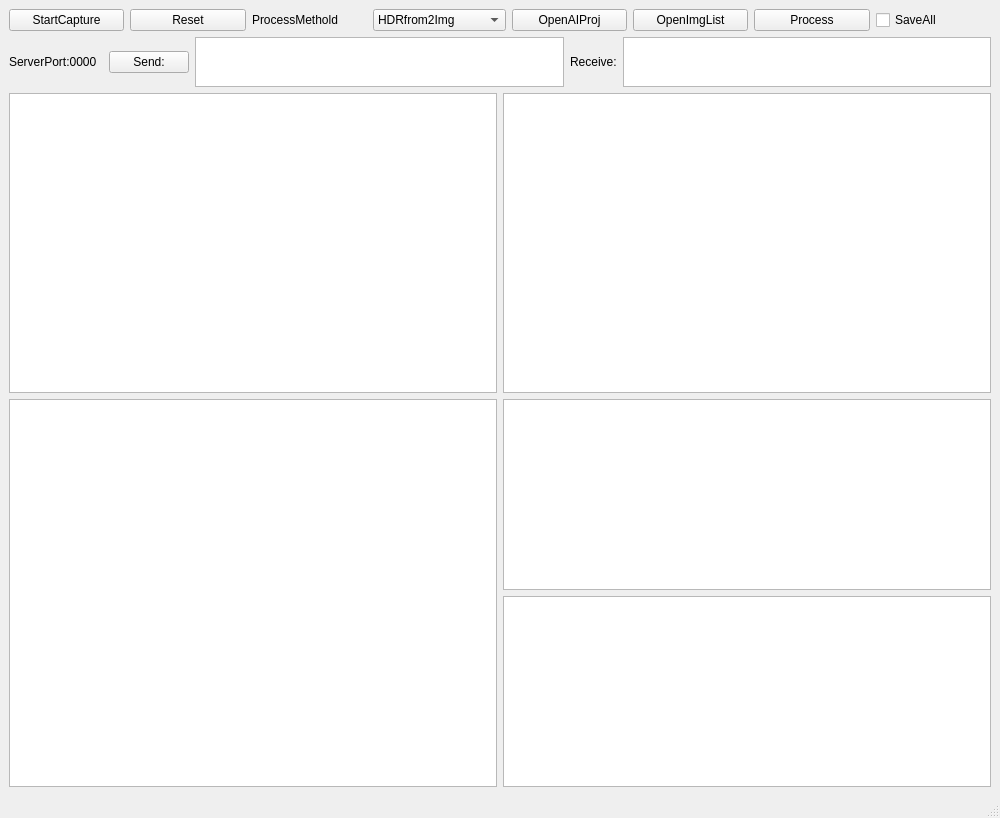
Qt form mainwindow.ui (InnosSomtaaw/RK3588_camTest) before a commit.
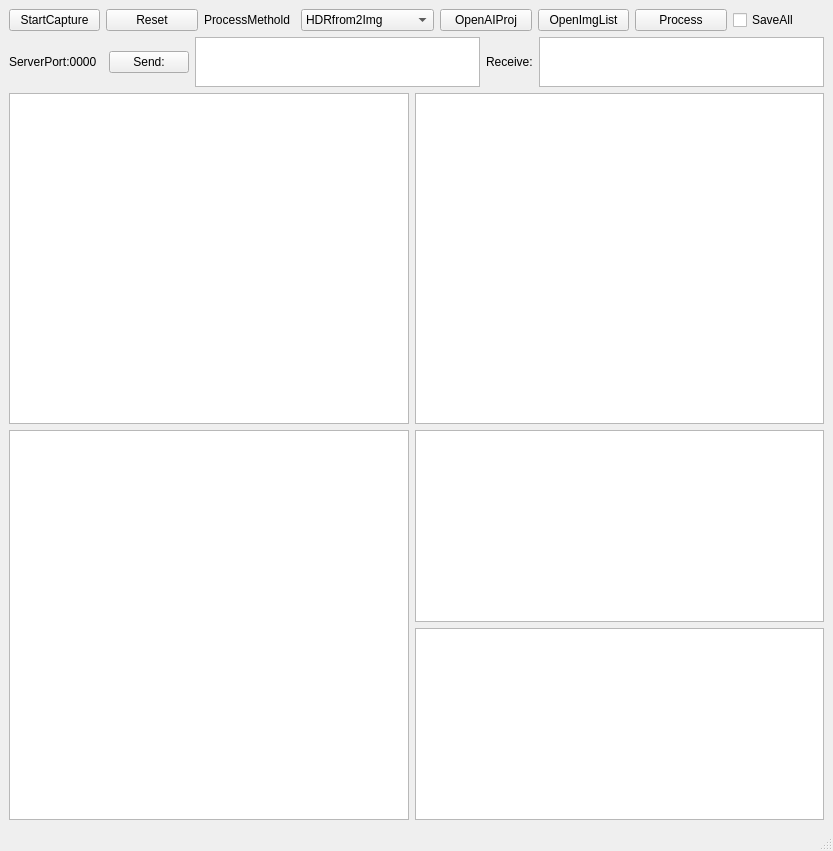
The same form after that commit. Custom widgets are drawn as their Qt base class.

```diff
--- a/mainwindow.ui
+++ b/mainwindow.ui
@@ -6,10 +6,16 @@
    <rect>
     <x>0</x>
     <y>0</y>
-    <width>1000</width>
-    <height>818</height>
+    <width>833</width>
+    <height>851</height>
    </rect>
   </property>
+  <property name="sizePolicy">
+   <sizepolicy hsizetype="Minimum" vsizetype="Minimum">
+    <horstretch>0</horstretch>
+    <verstretch>0</verstretch>
+   </sizepolicy>
+  </property>
   <property name="font">
    <font>
     <family>Arial</family>
@@ -19,8 +25,8 @@
    <string>CV_Test</string>
   </property>
   <widget class="QWidget" name="centralwidget">
-   <layout class="QVBoxLayout" name="verticalLayout_2">
-    <item>
+   <layout class="QGridLayout" name="gridLayout_2">
+    <item row="0" column="0">
      <layout class="QHBoxLayout" name="horizontalLayout">
       <item>
        <widget class="QPushButton" name="buttonStartCapture">
@@ -134,7 +140,7 @@
       </item>
      </layout>
     </item>
-    <item>
+    <item row="1" column="0">
      <layout class="QHBoxLayout" name="horizontalLayout_2">
       <item>
        <widget class="QLabel" name="labelServerPort">
@@ -182,7 +188,7 @@
       </item>
      </layout>
     </item>
-    <item>
+    <item row="2" column="0">
      <layout class="QGridLayout" name="gridLayout">
       <item row="1" column="1">
        <layout class="QVBoxLayout" name="verticalLayout">
@@ -235,7 +241,7 @@
       <item row="1" column="0">
        <widget class="PictureView" name="imagebox3">
         <property name="sizePolicy">
-         <sizepolicy hsizetype="Expanding" vsizetype="Expanding">
+         <sizepolicy hsizetype="Minimum" vsizetype="Minimum">
           <horstretch>0</horstretch>
           <verstretch>0</verstretch>
          </sizepolicy>
@@ -272,7 +278,7 @@
       <item row="0" column="1">
        <widget class="PictureView" name="imagebox2">
         <property name="sizePolicy">
-         <sizepolicy hsizetype="Expanding" vsizetype="Expanding">
+         <sizepolicy hsizetype="Minimum" vsizetype="Minimum">
           <horstretch>0</horstretch>
           <verstretch>0</verstretch>
          </sizepolicy>
@@ -309,7 +315,7 @@
       <item row="0" column="0">
        <widget class="PictureView" name="imagebox1">
         <property name="sizePolicy">
-         <sizepolicy hsizetype="Expanding" vsizetype="Expanding">
+         <sizepolicy hsizetype="Minimum" vsizetype="Minimum">
           <horstretch>0</horstretch>
           <verstretch>0</verstretch>
          </sizepolicy>
```
Left out of the diff: 2 changed lines with no effect on the pictures.
